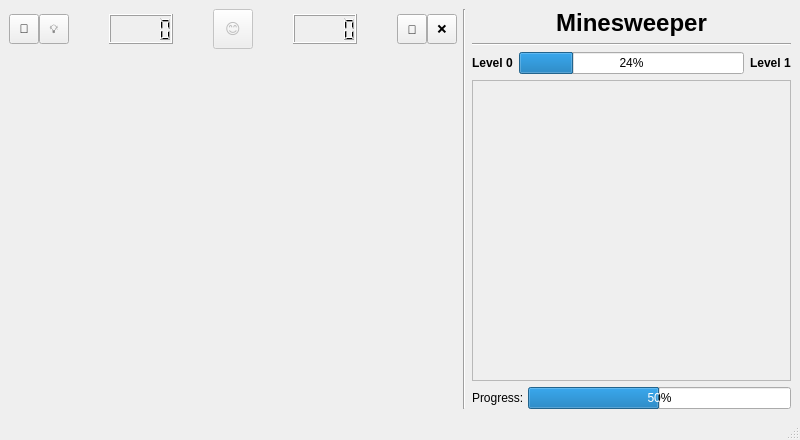
Old version of the form src/ui/gamewindow.ui in the repository anton-fischer/cpp-minesweeper.
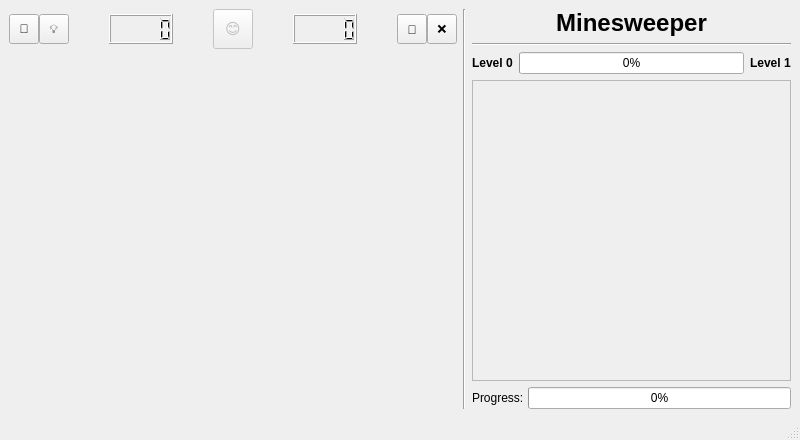
New version of the form.

Diff of the .ui file:
```diff
--- a/src/ui/gamewindow.ui
+++ b/src/ui/gamewindow.ui
@@ -296,7 +296,7 @@
           <item>
            <widget class="QProgressBar" name="progressBar_currentXp">
             <property name="value">
-             <number>24</number>
+             <number>0</number>
             </property>
            </widget>
           </item>
@@ -372,7 +372,7 @@
           <item>
            <widget class="QProgressBar" name="progressBar_progress">
             <property name="value">
-             <number>50</number>
+             <number>0</number>
             </property>
            </widget>
           </item>
```
